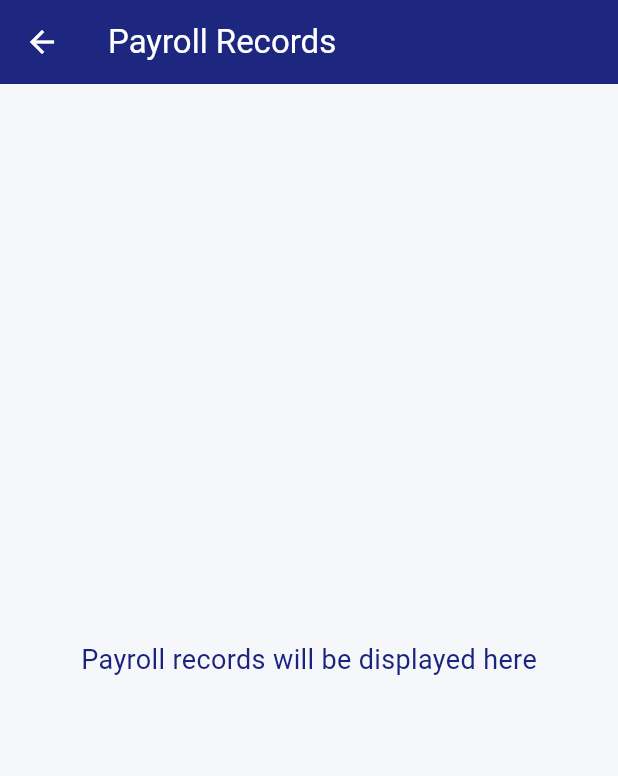
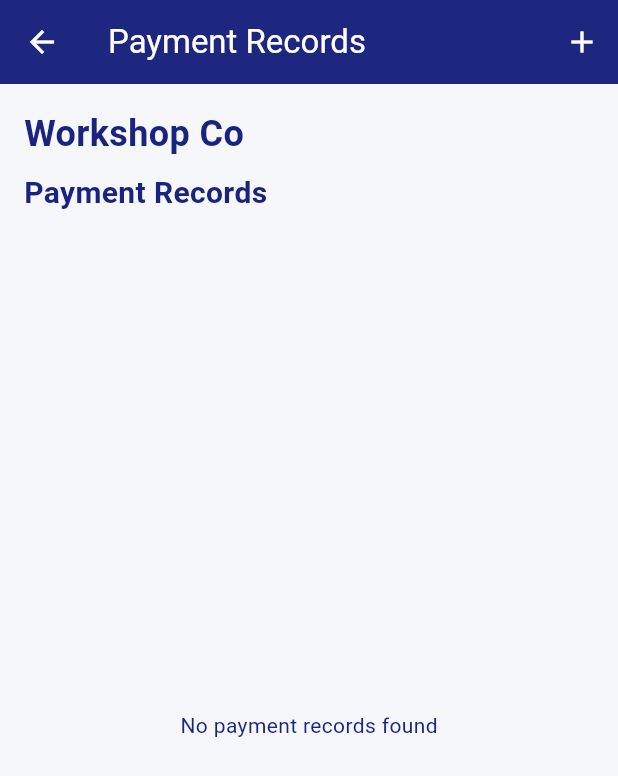
Before and after one commit to amala-26/workshop-gig-app, a Flutter app: the ViewPayrollScreen screen opened directly, on a phone screen of 412 x 824 dp. Shown: the top 776 px of the screen. Run offline on Flutter 3.47's test engine with Material 3 defaults, Android fonts, the phone set to English and light mode, and no system bars; our stand-ins replace cloud_firestore, firebase_auth, firebase_core; accounts and stored records are empty; Roboto replaces fonts that are missing (Montserrat).

Commit message:
view payroll

```diff
--- a/lib/view_payroll_screen.dart
+++ b/lib/view_payroll_screen.dart
@@ -1,22 +1,104 @@
 import 'package:flutter/material.dart';
+import 'package:cloud_firestore/cloud_firestore.dart';
+import 'package:intl/intl.dart';
 
 class ViewPayrollScreen extends StatelessWidget {
   const ViewPayrollScreen({Key? key}) : super(key: key);
 
   @override
   Widget build(BuildContext context) {
+    final NumberFormat currencyFormat = NumberFormat.currency(symbol: 'MYR ');
+
     return Scaffold(
       appBar: AppBar(
-        title: const Text('Payroll Records'),
-        leading: IconButton(
-          icon: const Icon(Icons.arrow_back),
-          onPressed: () => Navigator.pop(context),
-        ),
+        title: const Text('Payment Records'),
+        actions: [
+          IconButton(
+            icon: const Icon(Icons.add),
+            onPressed: () {
+              Navigator.pushReplacementNamed(context, '/add-payroll');
+            },
+          ),
+        ],
       ),
-      body: const Center(
-        child: Text(
-          'Payroll records will be displayed here',
-          style: TextStyle(fontSize: 18),
+      body: Padding(
+        padding: const EdgeInsets.all(16.0),
+        child: Column(
+          crossAxisAlignment: CrossAxisAlignment.start,
+          children: [
+            const Text(
+              'Workshop Co',
+              style: TextStyle(fontSize: 24, fontWeight: FontWeight.bold),
+            ),
+            const SizedBox(height: 8),
+            const Text(
+              'Payment Records',
+              style: TextStyle(fontSize: 20, fontWeight: FontWeight.bold),
+            ),
+            const SizedBox(height: 16),
+            Expanded(
+              child: StreamBuilder<QuerySnapshot>(
+                stream: FirebaseFirestore.instance
+                    .collection('payroll')
+                    .orderBy('Payment_Date', descending: true)
+                    .snapshots(),
+                builder: (context, snapshot) {
+                  if (snapshot.hasError) {
+                    return Center(child: Text('Error: ${snapshot.error}'));
+                  }
+
+                  if (snapshot.connectionState == ConnectionState.waiting) {
+                    return const Center(child: CircularProgressIndicator());
+                  }
+
+                  if (snapshot.data!.docs.isEmpty) {
+                    return const Center(child: Text('No payment records found'));
+                  }
+
+                  return SingleChildScrollView(
+                    scrollDirection: Axis.horizontal,
+                    child: DataTable(
+                      columnSpacing: 20,
+                      columns: const [
+                        DataColumn(label: Text('Date')),
+                        DataColumn(label: Text('Recipient')),
+                        DataColumn(label: Text('Amount'), numeric: true),
+                        DataColumn(label: Text('Reference')),
+                        DataColumn(label: Text('Status')),
+                      ],
+                      rows: snapshot.data!.docs.map((document) {
+                        final data = document.data() as Map<String, dynamic>;
+                        final date = (data['Payment_Date'] as Timestamp).toDate();
+                        final formattedDate = DateFormat('d/M/yyyy').format(date);
+                        final amount = data['Payment_Amount'] ?? 0;
+                        final reference = data['Payment_Reference'] ?? '';
+                        final status = data['Payment_Status'] ?? '';
+                        final recipient = data['Foreman_Name'] ?? '';
+
+                        return DataRow(cells: [
+                          DataCell(Text(formattedDate)),
+                          DataCell(Text(recipient)),
+                          DataCell(Text(currencyFormat.format(amount))),
+                          DataCell(Text(reference)),
+                          DataCell(
+                            Chip(
+                              label: Text(
+                                status,
+                                style: const TextStyle(color: Colors.white),
+                              ),
+                              backgroundColor: status == 'Paid'
+                                  ? Colors.green
+                                  : Colors.orange,
+                            ),
+                          ),
+                        ]);
+                      }).toList(),
+                    ),
+                  );
+                },
+              ),
+            ),
+          ],
         ),
       ),
     );
```
Also changed, not shown: lib/main.dart (+9 -1 lines), lib/workshop_payroll.dart (+109 -73 lines).
